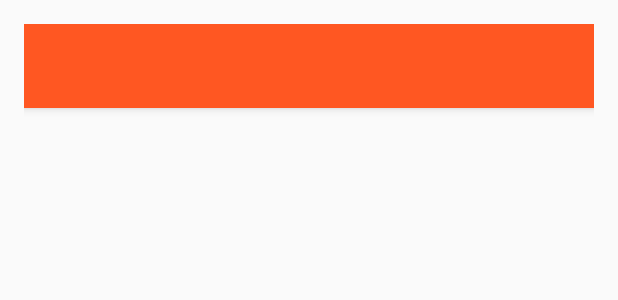
After one commit to wkwan/facething, an Android app: the layout activity_user_info.xml on its own in the app's theme, with its tools: preview values and no code run, on a phone screen of 412 x 824 dp. The commit adds this screen. Shown: the top 300 px of the screen. Run offline under Robolectric (Android 15) with nearby library versions, the phone set to English and light mode, and no system bars.

Commit message:
Incremental commit

```diff
--- a/app/src/main/java/com/dualcnhq/opencv/training/TrainingActivity.java
+++ b/app/src/main/java/com/dualcnhq/opencv/training/TrainingActivity.java
@@ -37,6 +37,7 @@ public class TrainingActivity extends AppCompatActivity {
                     intent.putExtra(NAME_TAG, nameEditText.getText().toString());
                     intent.putExtra(TWITTER_TAG, twitterEditText.getText().toString());
                     startActivity(intent);
+                    finish();
                 } else {
                     Toast.makeText(getApplicationContext(), "Invalid Input", Toast.LENGTH_SHORT).show();
                 }
--- a/app/src/main/java/com/dualcnhq/opencv/training/TrainingImageActivity.java
+++ b/app/src/main/java/com/dualcnhq/opencv/training/TrainingImageActivity.java
@@ -95,6 +95,7 @@ public class TrainingImageActivity extends AppCompatActivity {
                 saveImage();
                 Intent intent = new Intent(getApplicationContext(), MainActivity.class);
                 startActivity(intent);
+                finish();
             }
         });
 
--- a/app/src/main/res/layout/activity_training.xml
+++ b/app/src/main/res/layout/activity_training.xml
@@ -6,9 +6,6 @@
     android:paddingTop="@dimen/activity_vertical_margin"
     android:paddingBottom="@dimen/activity_vertical_margin"
     tools:context="com.dualcnhq.opencv.training.TrainingActivity">
-
-    <TextView android:text="@string/hello_world" android:layout_width="wrap_content"
-        android:layout_height="wrap_content" />
 
     <EditText
         android:id="@+id/name"
@@ -25,6 +22,8 @@
     <Button
         android:text="Start Training"
         android:id="@+id/submitBtn"
+        android:textColor="#ff000000"
+        android:background="#FF5722"
         android:layout_width="match_parent"
         android:layout_height="wrap_content" />
 
--- /dev/null
+++ b/app/src/main/res/layout/activity_user_info.xml
@@ -0,0 +1,28 @@
+<LinearLayout xmlns:android="http://schemas.android.com/apk/res/android"
+    xmlns:tools="http://schemas.android.com/tools" android:layout_width="match_parent"
+    android:layout_height="match_parent" android:paddingLeft="@dimen/activity_horizontal_margin"
+    android:paddingRight="@dimen/activity_horizontal_margin"
+    android:paddingTop="@dimen/activity_vertical_margin"
+    android:paddingBottom="@dimen/activity_vertical_margin"
+    tools:context="com.dualcnhq.opencv.UserInfo"
+    android:orientation="vertical">
+
+    <android.support.design.widget.AppBarLayout
+        android:layout_width="match_parent"
+        android:layout_height="wrap_content">
+
+        <android.support.v7.widget.Toolbar
+            android:id="@+id/toolbar"
+            android:layout_width="match_parent"
+            android:layout_height="?attr/actionBarSize"
+            android:background="?attr/colorPrimary"
+            android:actionMenuTextColor="@android:color/white"/>
+
+    </android.support.design.widget.AppBarLayout>
+
+    <ListView
+        android:layout_width="match_parent"
+        android:layout_height="0dp"
+        android:layout_weight="1"/>
+
+</LinearLayout>
--- /dev/null
+++ b/app/src/main/res/menu/menu_user_info.xml
@@ -0,0 +1,6 @@
+<menu xmlns:android="http://schemas.android.com/apk/res/android"
+    xmlns:app="http://schemas.android.com/apk/res-auto"
+    xmlns:tools="http://schemas.android.com/tools" tools:context="com.dualcnhq.opencv.UserInfo">
+    <item android:id="@+id/action_settings" android:title="@string/action_settings"
+        android:orderInCategory="100" app:showAsAction="never" />
+</menu>
--- a/app/src/main/res/values/strings.xml
+++ b/app/src/main/res/values/strings.xml
@@ -35,4 +35,5 @@
     <string name="twitter_consumer_secret">1AoDPB4aMwo7njrMRG4ycIrTB582xZMZrRhW6vjd3GkSljPRCX</string>
     <string name="twitter_oauth_verifier">oauth_verifier</string>
     <string name="title_activity_web_view">WebViewActivity</string>
+    <string name="title_activity_user_info">User Info</string>
 </resources>
```
Also changed, not shown: app/src/main/AndroidManifest.xml (+101 -80 lines), app/src/main/java/com/dualcnhq/opencv/MainActivity.java (+12 -2 lines), app/src/main/java/com/dualcnhq/opencv/UserInfo.java (added, +46 -0 lines), app/src/main/res/layout/activity_main.xml (+20 -4 lines).
